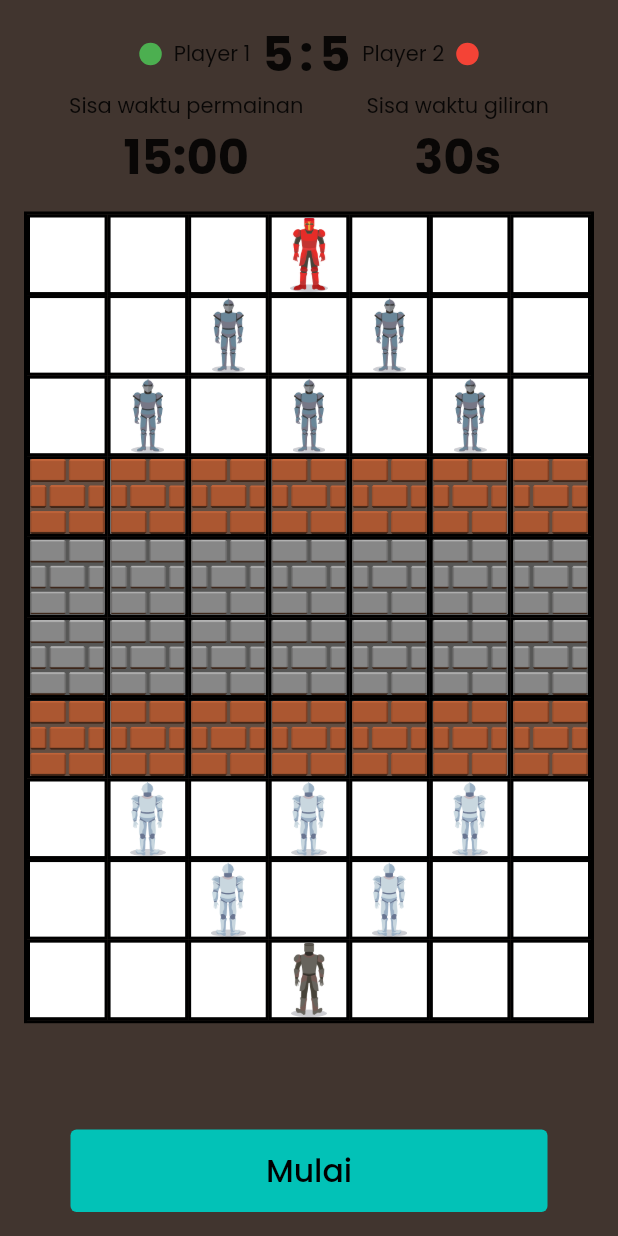
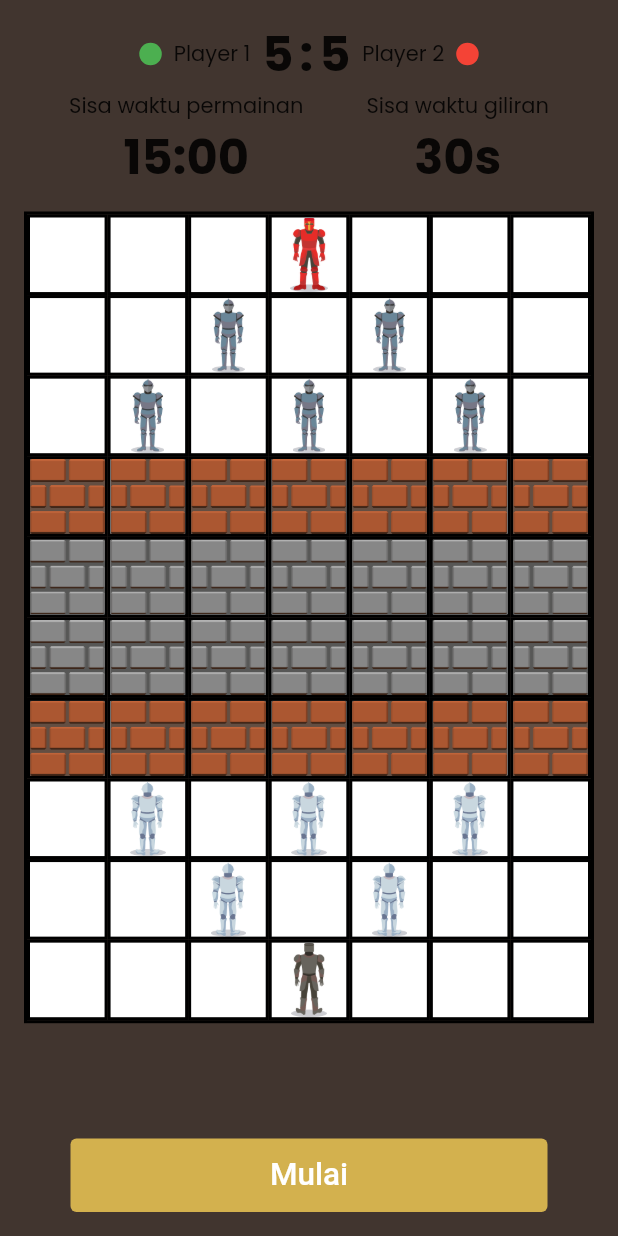
Before and after one commit to reAlpha39/chessbomb, a Flutter app: the screen it shows after launch, after a tap on "MULAI", on a phone screen of 412 x 824 dp. Run offline on Flutter 3.47's test engine with Material 2 defaults, Android fonts, the phone set to English and light mode, and no system bars; drawn by our look-alikes of velocity_x; our stand-ins replace awesome_dialog, bloc, flutter_bloc, freezed_annotation, get_it, go_router and 2 more.

Commit message:
change color button mulai

```diff
--- a/lib/app/game/pages/game_page.dart
+++ b/lib/app/game/pages/game_page.dart
@@ -11,6 +11,7 @@ import 'package:bombernyaa/injection.dart';
 import 'package:bombernyaa/presentation/dialogs.dart';
 import 'package:flutter/material.dart';
 import 'package:flutter_bloc/flutter_bloc.dart';
+import 'package:google_fonts/google_fonts.dart';
 import 'package:velocity_x/velocity_x.dart';
 
 class GamePage extends StatelessWidget {
@@ -186,6 +187,8 @@ class _GameLayout extends StatelessWidget {
               },
               child: 'Mulai'
                   .text
+                  .fontFamily(GoogleFonts.secularOne().fontFamily!)
+                  .white
                   .xl2
                   .center
                   .make()
--- a/lib/presentation/constant.dart
+++ b/lib/presentation/constant.dart
@@ -7,4 +7,5 @@ class ColorStyle {
   static const Color textGreyColor = Color(0xFF999999);
   static const Color warningRedColor = Color(0xFFF74942);
   static const Color warningRedBgColor = Color(0x17F74842);
+  static const Color buttonColor = Color(0xFFD3B14E);
 }
--- a/lib/presentation/theme.dart
+++ b/lib/presentation/theme.dart
@@ -18,7 +18,7 @@ ThemeData theme() {
     ),
     elevatedButtonTheme: ElevatedButtonThemeData(
       style: ElevatedButton.styleFrom(
-        backgroundColor: ColorStyle.primaryColor,
+        backgroundColor: ColorStyle.buttonColor,
         padding: const EdgeInsets.symmetric(horizontal: 28, vertical: 12),
         elevation: 0,
       ),
```
